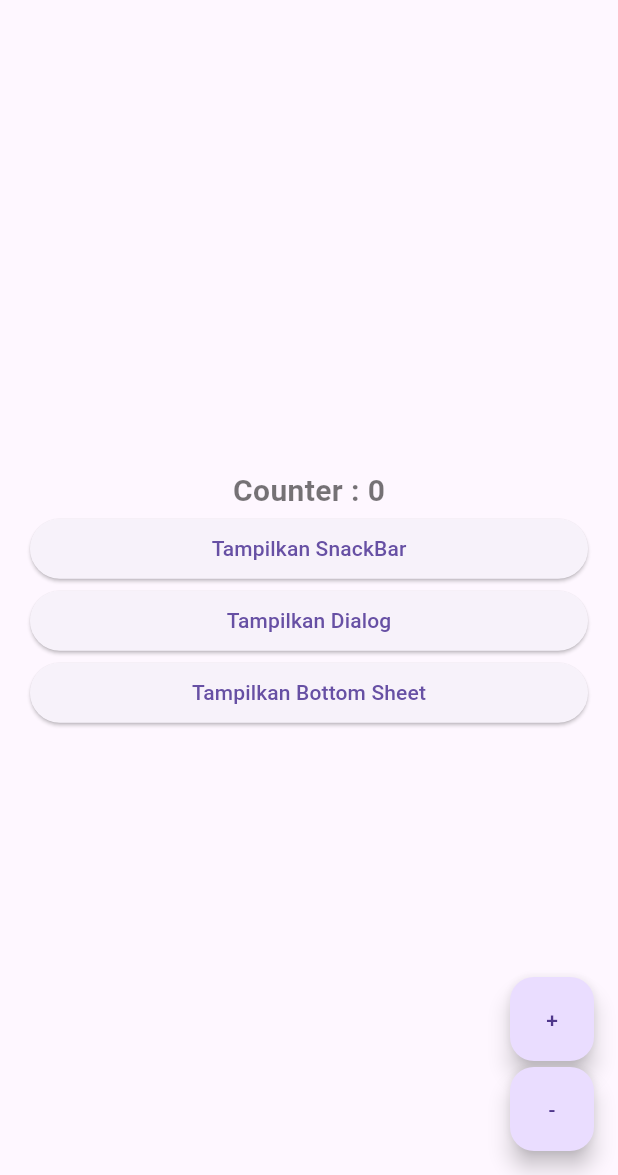
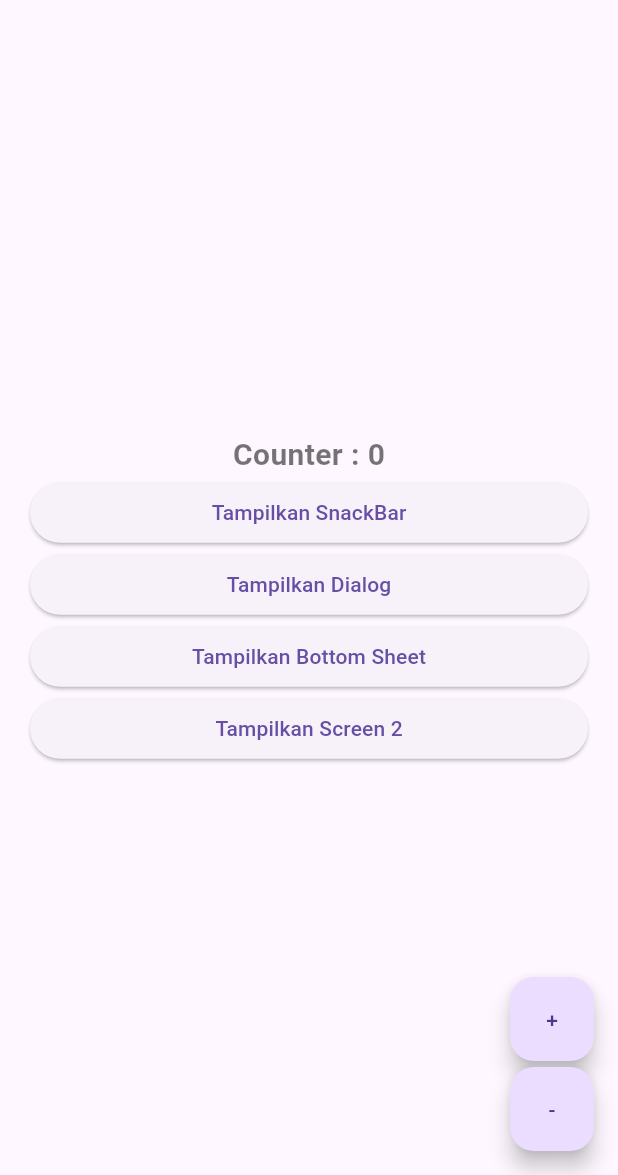
Before and after one commit to F415alarrahman/getX, a Flutter app: the screen it shows after launch, on a phone screen of 412 x 824 dp, the part 61-1236 px from its top. Run offline on Flutter 3.47's test engine with Material 3 defaults, Android fonts, the phone set to English and light mode, and no system bars; our stand-ins replace get.

Commit message:
feat: add navigation to Screen 2 from HomePage

```diff
--- a/lib/views/home_screen.dart
+++ b/lib/views/home_screen.dart
@@ -1,6 +1,7 @@
 import 'package:flutter/material.dart';
 import 'package:get/get.dart';
 import 'package:getx/controllers/counter_controller.dart';
+import 'package:getx/views/sceen2.dart';
 
 class HomePage extends StatelessWidget {
   final c = Get.find<CounterController>();
@@ -110,6 +111,15 @@ class HomePage extends StatelessWidget {
                     child: Text("Tampilkan Bottom Sheet"),
                   ),
                 ),
+                Container(
+                  width: double.infinity,
+                  child: ElevatedButton(
+                    onPressed: () {
+                      Get.to(Sceen2());
+                    },
+                    child: Text("Tampilkan Screen 2"),
+                  ),
+                ),
               ],
             ),
           ),
```
Also changed, not shown: lib/views/sceen2.dart (added, +20 -0 lines).
